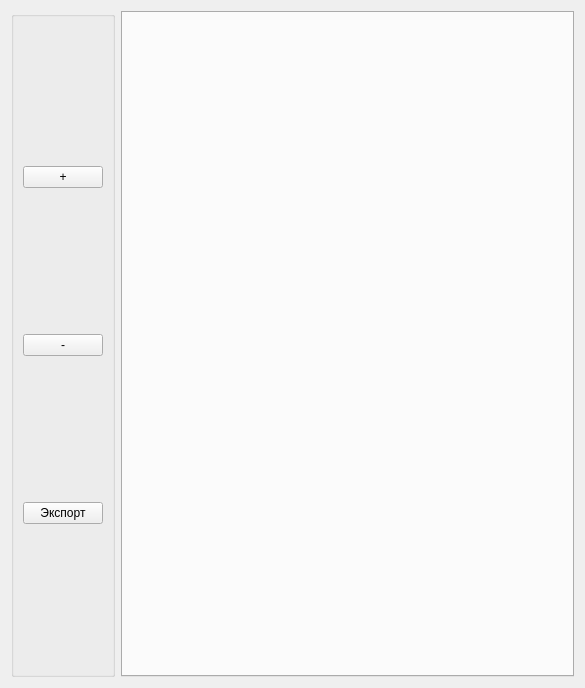
Qt form ui/SchemaConstructor.ui (yazmolod/terrvey) before a commit.
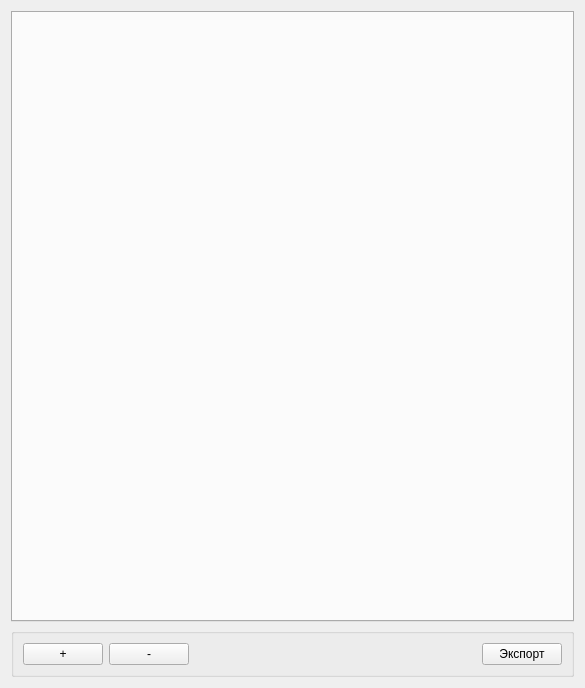
The same form after that commit.

Commit message: Schema constructor improvements

```diff
--- a/ui/SchemaConstructor.ui
+++ b/ui/SchemaConstructor.ui
@@ -13,15 +13,40 @@
   <property name="windowTitle">
    <string>Form</string>
   </property>
-  <layout class="QHBoxLayout" name="horizontalLayout">
+  <layout class="QVBoxLayout" name="verticalLayout_2">
+   <item>
+    <widget class="QTabWidget" name="tabWidget">
+     <property name="sizePolicy">
+      <sizepolicy hsizetype="Expanding" vsizetype="Expanding">
+       <horstretch>0</horstretch>
+       <verstretch>0</verstretch>
+      </sizepolicy>
+     </property>
+     <property name="currentIndex">
+      <number>-1</number>
+     </property>
+     <property name="documentMode">
+      <bool>false</bool>
+     </property>
+     <property name="tabsClosable">
+      <bool>false</bool>
+     </property>
+     <property name="movable">
+      <bool>true</bool>
+     </property>
+    </widget>
+   </item>
    <item>
     <widget class="QGroupBox" name="groupBox">
      <property name="title">
       <string/>
      </property>
-     <layout class="QVBoxLayout" name="verticalLayout">
+     <layout class="QHBoxLayout" name="horizontalLayout">
       <item>
        <widget class="QPushButton" name="addButton">
+        <property name="enabled">
+         <bool>true</bool>
+        </property>
         <property name="text">
          <string>+</string>
         </property>
@@ -34,6 +59,19 @@
         </property>
        </widget>
       </item>
+      <item>
+       <spacer name="horizontalSpacer">
+        <property name="orientation">
+         <enum>Qt::Horizontal</enum>
+        </property>
+        <property name="sizeHint" stdset="0">
+         <size>
+          <width>40</width>
+          <height>20</height>
+         </size>
+        </property>
+       </spacer>
+      </item>
       <item>
        <widget class="QPushButton" name="exportButton">
         <property name="text">
@@ -44,13 +82,6 @@
      </layout>
     </widget>
    </item>
-   <item>
-    <widget class="QTabWidget" name="tabWidget">
-     <property name="currentIndex">
-      <number>-1</number>
-     </property>
-    </widget>
-   </item>
   </layout>
  </widget>
  <resources/>
```
The commit also changes 2 other files.
